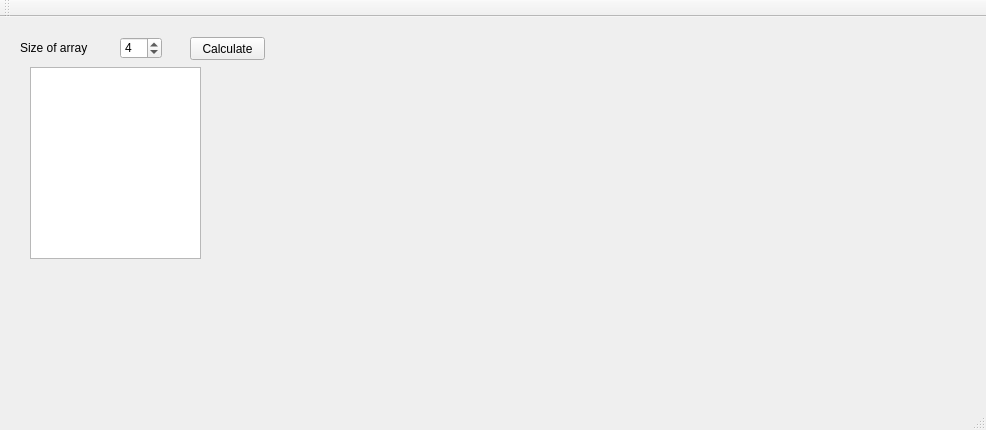
gaboe/erewPram, file mainwindow.ui: the form before one commit.
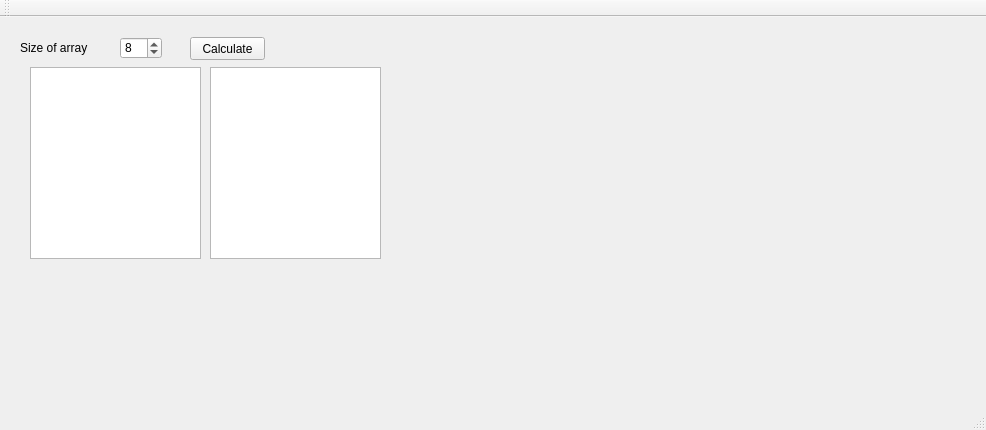
The form after the commit.

The edit to the form file:
```diff
--- a/mainwindow.ui
+++ b/mainwindow.ui
@@ -30,7 +30,7 @@
      <number>32</number>
     </property>
     <property name="value">
-     <number>4</number>
+     <number>8</number>
     </property>
    </widget>
    <widget class="QLabel" name="nonScalableLabel">
@@ -69,6 +69,16 @@
      </rect>
     </property>
    </widget>
+   <widget class="QListWidget" name="resultList">
+    <property name="geometry">
+     <rect>
+      <x>210</x>
+      <y>50</y>
+      <width>171</width>
+      <height>192</height>
+     </rect>
+    </property>
+   </widget>
   </widget>
   <widget class="QMenuBar" name="menuBar">
    <property name="geometry">
```
